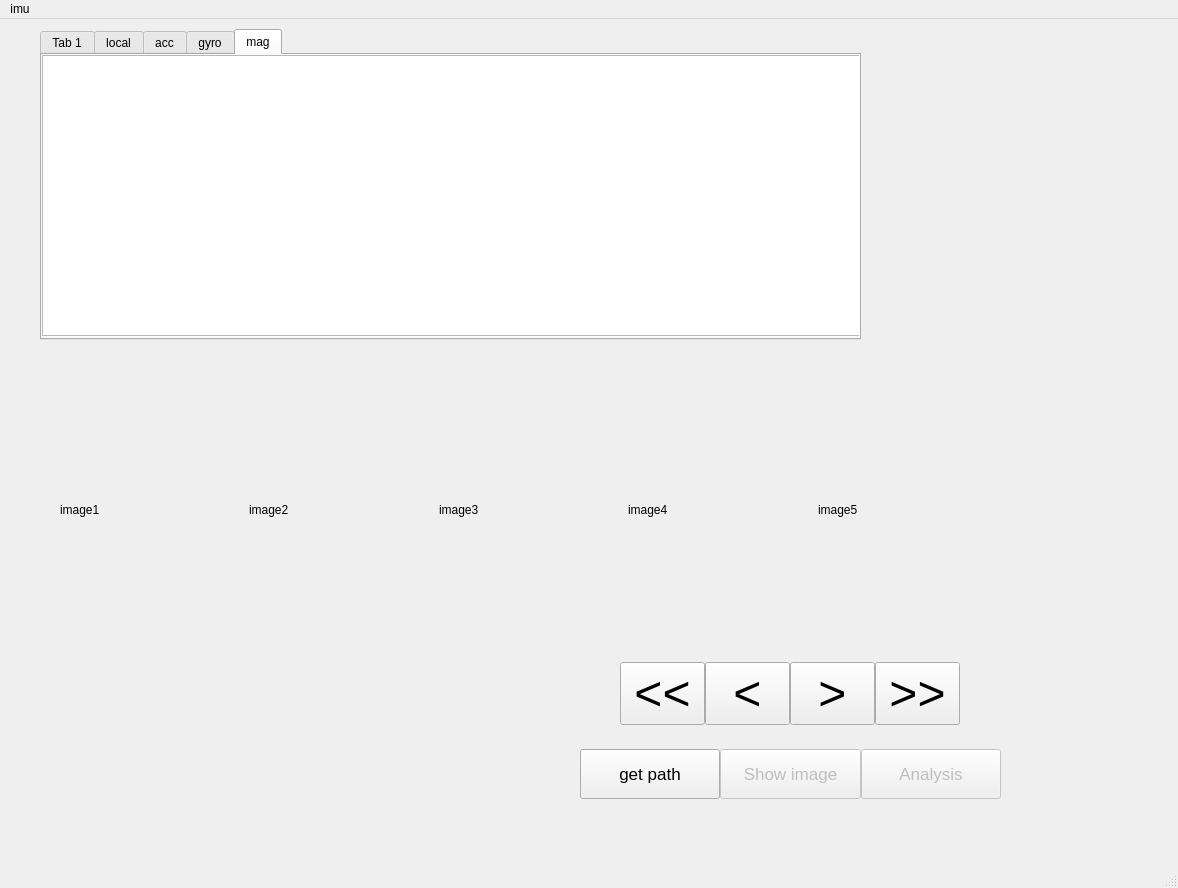
Before: the Qt Designer form main_window.ui in chen-gz/classifyUI, drawn with Qt 5.
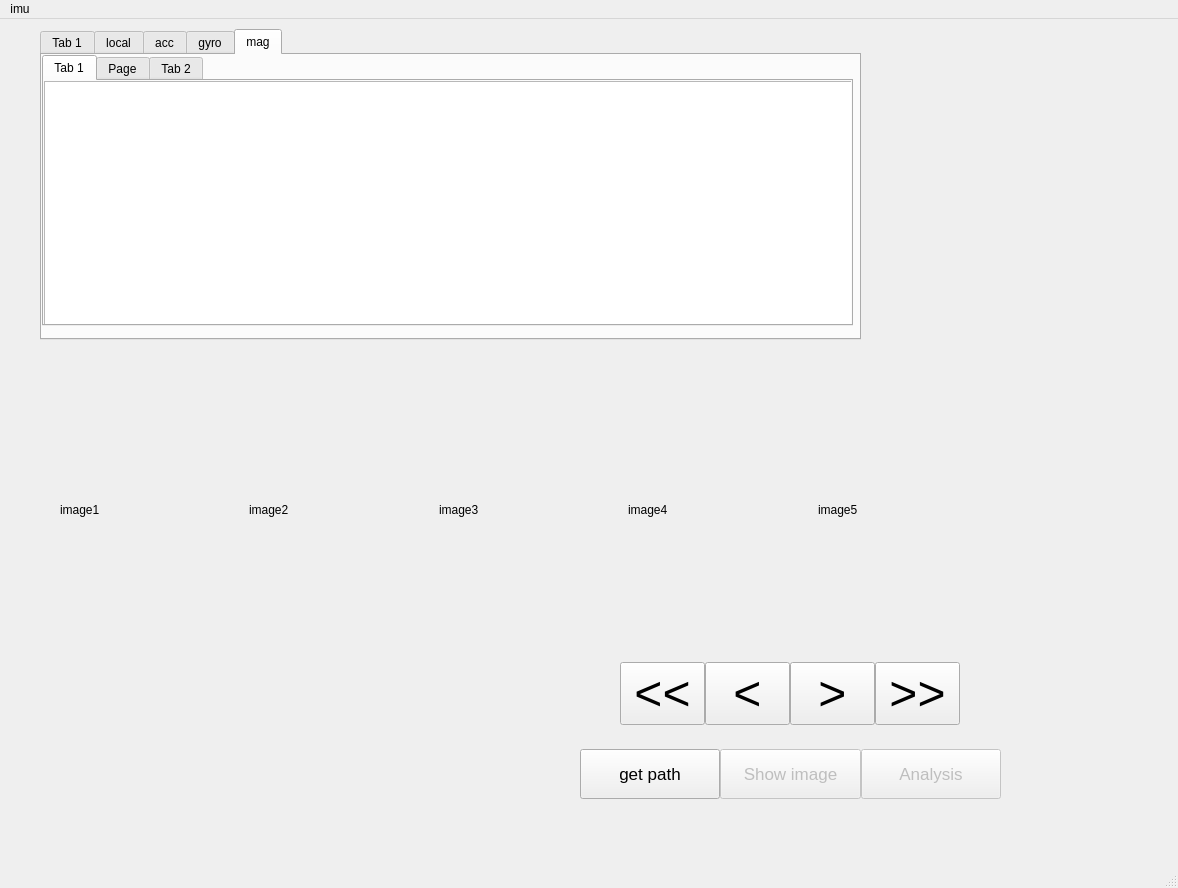
After: the same form once the commit is applied. The open tabs and pages were chosen to show the change.

```diff
--- a/main_window.ui
+++ b/main_window.ui
@@ -368,15 +368,63 @@
      <attribute name="title">
       <string>mag</string>
      </attribute>
-     <widget class="QGraphicsView" name="chartViewMag">
+     <widget class="QTabWidget" name="tabWidget_4">
       <property name="geometry">
        <rect>
         <x>0</x>
         <y>0</y>
-        <width>821</width>
-        <height>281</height>
+        <width>811</width>
+        <height>271</height>
        </rect>
       </property>
+      <property name="currentIndex">
+       <number>0</number>
+      </property>
+      <widget class="QWidget" name="tab_12">
+       <attribute name="title">
+        <string>Tab 1</string>
+       </attribute>
+       <widget class="QGraphicsView" name="chartViewMag1">
+        <property name="geometry">
+         <rect>
+          <x>0</x>
+          <y>0</y>
+          <width>821</width>
+          <height>251</height>
+         </rect>
+        </property>
+       </widget>
+      </widget>
+      <widget class="QWidget" name="tab_13">
+       <attribute name="title">
+        <string>Page</string>
+       </attribute>
+       <widget class="QGraphicsView" name="chartViewMag2">
+        <property name="geometry">
+         <rect>
+          <x>0</x>
+          <y>0</y>
+          <width>811</width>
+          <height>241</height>
+         </rect>
+        </property>
+       </widget>
+      </widget>
+      <widget class="QWidget" name="tab_14">
+       <attribute name="title">
+        <string>Tab 2</string>
+       </attribute>
+       <widget class="QGraphicsView" name="chartViewMag3">
+        <property name="geometry">
+         <rect>
+          <x>0</x>
+          <y>0</y>
+          <width>821</width>
+          <height>251</height>
+         </rect>
+        </property>
+       </widget>
+      </widget>
      </widget>
     </widget>
    </widget>
```
Left out of the diff: 56 changed lines with no effect on the pictures.
